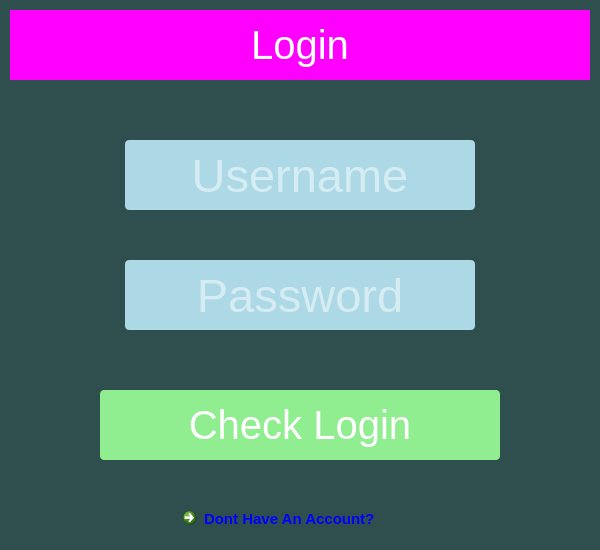
The window that qt/ui/login.ui (jparker2006/Contacts) describes before a commit, drawn with Qt 5.
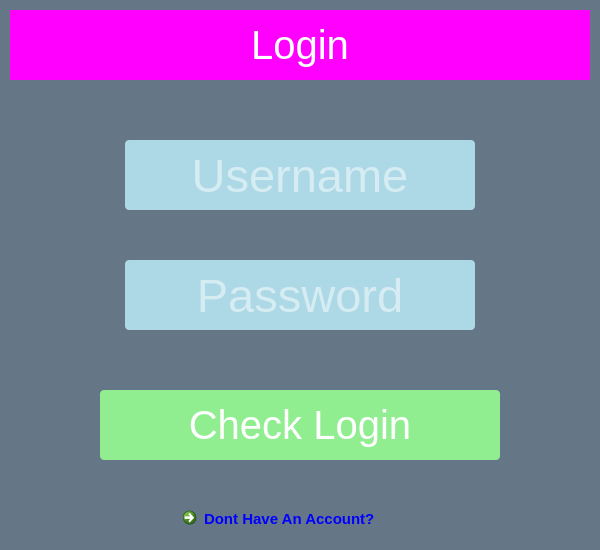
The same window after the commit.

```diff
--- a/qt/ui/login.ui
+++ b/qt/ui/login.ui
@@ -26,7 +26,7 @@
    <string>MainWindow</string>
   </property>
   <property name="styleSheet">
-   <string notr="true">background-color: darkslategray;</string>
+   <string notr="true">background-color: #657786;</string>
   </property>
   <widget class="QWidget" name="centralWidget">
    <widget class="QCommandLinkButton" name="signup">
```
